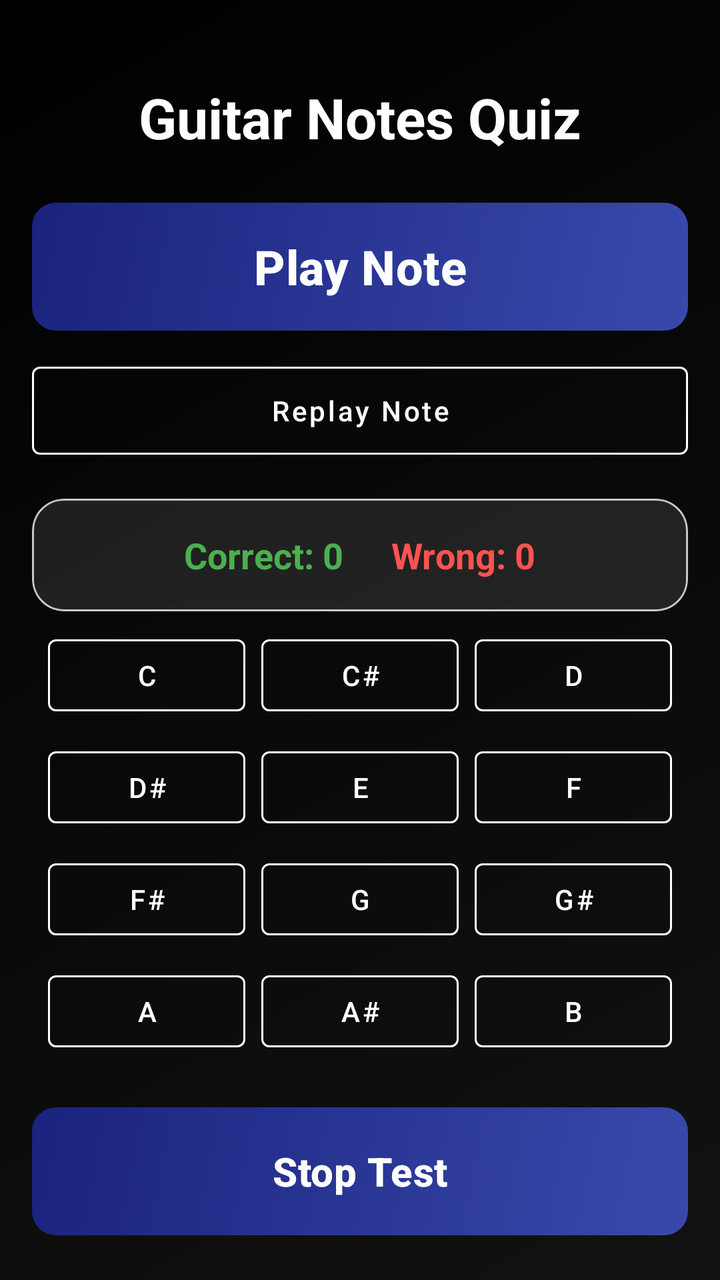
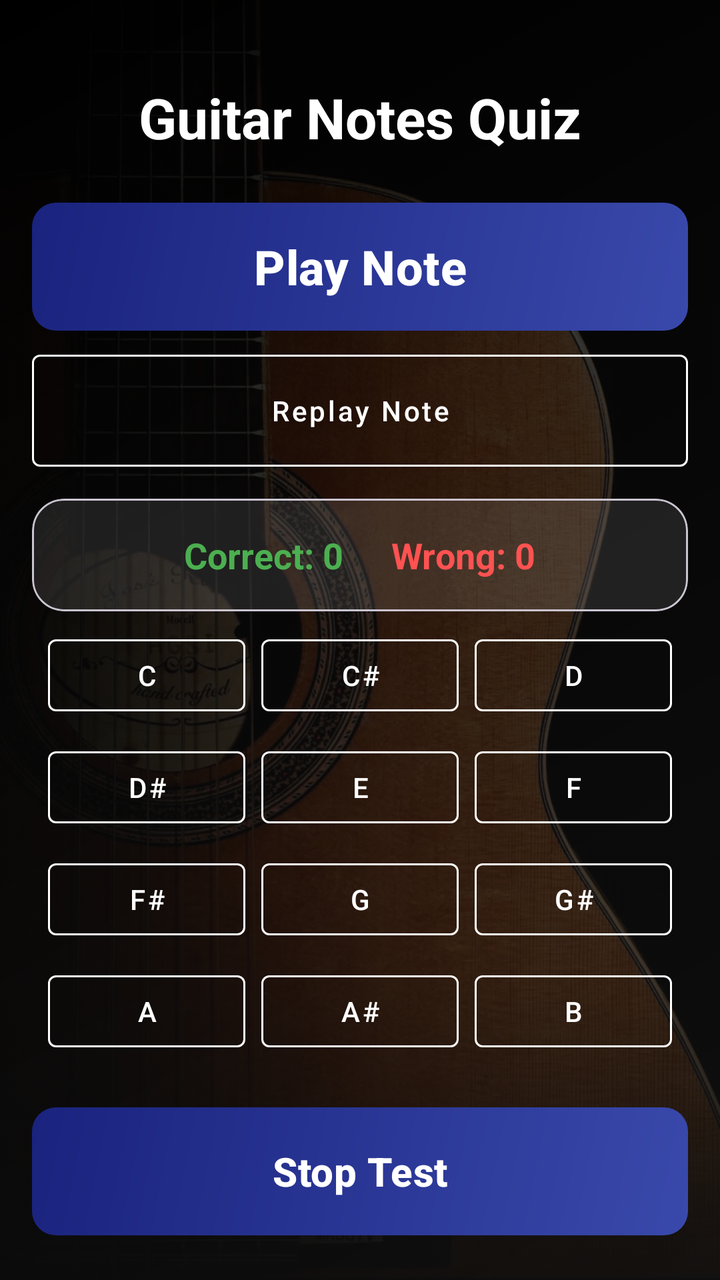

An Android layout rendered at two revisions. The XML below is the earlier revision; the diff shows what the commit changed to produce the second picture.
<!-- AndroidManifest.xml: application theme Theme.GeffenFinalProject -->
<!-- res/layout/activity_user_guitar_notes_quiz.xml -->
<?xml version="1.0" encoding="utf-8"?>
<androidx.constraintlayout.widget.ConstraintLayout xmlns:android="http://schemas.android.com/apk/res/android"
    xmlns:app="http://schemas.android.com/apk/res-auto"
    xmlns:tools="http://schemas.android.com/tools"
    android:id="@+id/main"
    android:layout_width="match_parent"
    android:layout_height="match_parent"
    android:background="@drawable/main_gradient"
    tools:context=".user_guitar_notes_quiz">

    <ScrollView
        android:layout_width="match_parent"
        android:layout_height="match_parent"
        android:fillViewport="true">

        <LinearLayout
            android:layout_width="match_parent"
            android:layout_height="wrap_content"
            android:orientation="vertical"
            android:padding="16dp">

            <TextView
                android:layout_width="match_parent"
                android:layout_height="wrap_content"
                android:layout_marginTop="24dp"
                android:layout_marginBottom="24dp"
                android:textColor="@color/white"
                android:textStyle="bold"
                android:text="Guitar Notes Quiz"
                android:gravity="center"
                android:textSize="28sp" />

            <com.google.android.material.button.MaterialButton
                android:id="@+id/btnPlay"
                android:layout_width="match_parent"
                android:layout_height="64dp"
                android:text="Play Note"
                android:textColor="@color/white"
                android:background="@drawable/button_primary"
                app:backgroundTint="@null"
                app:cornerRadius="12dp"
                android:textSize="24sp"
                android:textStyle="bold"
                android:textAllCaps="false"
                android:layout_marginBottom="12dp" />

            <com.google.android.material.button.MaterialButton
                android:id="@+id/replay"
                style="@style/Widget.MaterialComponents.Button.OutlinedButton"
                android:layout_width="match_parent"
                android:layout_height="56dp"
                android:layout_marginBottom="16dp"
                android:text="Replay Note"
                android:textAllCaps="false"
                android:textColor="@color/white"
                app:strokeColor="@color/white" />

            <com.google.android.material.card.MaterialCardView
                android:layout_width="match_parent"
                android:layout_height="wrap_content"
                app:cardBackgroundColor="#1AFFFFFF"
                app:cardCornerRadius="16dp"
                app:cardElevation="0dp">

                <LinearLayout
                    android:layout_width="match_parent"
                    android:layout_height="wrap_content"
                    android:gravity="center"
                    android:orientation="horizontal"
                    android:padding="16dp">

                    <TextView
                        android:id="@+id/scoreText"
                        android:layout_width="wrap_content"
                        android:layout_height="wrap_content"
                        android:layout_marginEnd="24dp"
                        android:text="Correct: 0"
                        android:textColor="#4CAF50"
                        android:textSize="18sp"
                        android:textStyle="bold" />

                    <TextView
                        android:id="@+id/wrongText"
                        android:layout_width="wrap_content"
                        android:layout_height="wrap_content"
                        android:text="Wrong: 0"
                        android:textColor="#FF5252"
                        android:textSize="18sp"
                        android:textStyle="bold" />
                </LinearLayout>
            </com.google.android.material.card.MaterialCardView>

            <GridLayout
                android:layout_width="match_parent"
                android:layout_height="wrap_content"
                android:columnCount="3"
                android:padding="4dp">

                <com.google.android.material.button.MaterialButton android:id="@+id/btnC" android:layout_width="0dp" android:layout_gravity="fill_horizontal" android:layout_columnWeight="1" android:text="C" style="@style/Widget.MaterialComponents.Button.OutlinedButton" android:textColor="@color/white" app:strokeColor="@color/white" android:layout_margin="4dp"/>
                <com.google.android.material.button.MaterialButton android:id="@+id/btnCSharp" android:layout_width="0dp" android:layout_gravity="fill_horizontal" android:layout_columnWeight="1" android:text="C#" style="@style/Widget.MaterialComponents.Button.OutlinedButton" android:textColor="@color/white" app:strokeColor="@color/white" android:layout_margin="4dp"/>
                <com.google.android.material.button.MaterialButton android:id="@+id/btnD" android:layout_width="0dp" android:layout_gravity="fill_horizontal" android:layout_columnWeight="1" android:text="D" style="@style/Widget.MaterialComponents.Button.OutlinedButton" android:textColor="@color/white" app:strokeColor="@color/white" android:layout_margin="4dp"/>
                <com.google.android.material.button.MaterialButton android:id="@+id/btnDSharp" android:layout_width="0dp" android:layout_gravity="fill_horizontal" android:layout_columnWeight="1" android:text="D#" style="@style/Widget.MaterialComponents.Button.OutlinedButton" android:textColor="@color/white" app:strokeColor="@color/white" android:layout_margin="4dp"/>
                <com.google.android.material.button.MaterialButton android:id="@+id/btnE" android:layout_width="0dp" android:layout_gravity="fill_horizontal" android:layout_columnWeight="1" android:text="E" style="@style/Widget.MaterialComponents.Button.OutlinedButton" android:textColor="@color/white" app:strokeColor="@color/white" android:layout_margin="4dp"/>
                <com.google.android.material.button.MaterialButton android:id="@+id/btnF" android:layout_width="0dp" android:layout_gravity="fill_horizontal" android:layout_columnWeight="1" android:text="F" style="@style/Widget.MaterialComponents.Button.OutlinedButton" android:textColor="@color/white" app:strokeColor="@color/white" android:layout_margin="4dp"/>
                <com.google.android.material.button.MaterialButton android:id="@+id/btnFSharp" android:layout_width="0dp" android:layout_gravity="fill_horizontal" android:layout_columnWeight="1" android:text="F#" style="@style/Widget.MaterialComponents.Button.OutlinedButton" android:textColor="@color/white" app:strokeColor="@color/white" android:layout_margin="4dp"/>
                <com.google.android.material.button.MaterialButton android:id="@+id/btnG" android:layout_width="0dp" android:layout_gravity="fill_horizontal" android:layout_columnWeight="1" android:text="G" style="@style/Widget.MaterialComponents.Button.OutlinedButton" android:textColor="@color/white" app:strokeColor="@color/white" android:layout_margin="4dp"/>
                <com.google.android.material.button.MaterialButton android:id="@+id/btnGSharp" android:layout_width="0dp" android:layout_gravity="fill_horizontal" android:layout_columnWeight="1" android:text="G#" style="@style/Widget.MaterialComponents.Button.OutlinedButton" android:textColor="@color/white" app:strokeColor="@color/white" android:layout_margin="4dp"/>
                <com.google.android.material.button.MaterialButton android:id="@+id/btnA" android:layout_width="0dp" android:layout_gravity="fill_horizontal" android:layout_columnWeight="1" android:text="A" style="@style/Widget.MaterialComponents.Button.OutlinedButton" android:textColor="@color/white" app:strokeColor="@color/white" android:layout_margin="4dp"/>
                <com.google.android.material.button.MaterialButton android:id="@+id/btnASharp" android:layout_width="0dp" android:layout_gravity="fill_horizontal" android:layout_columnWeight="1" android:text="A#" style="@style/Widget.MaterialComponents.Button.OutlinedButton" android:textColor="@color/white" app:strokeColor="@color/white" android:layout_margin="4dp"/>
                <com.google.android.material.button.MaterialButton android:id="@+id/btnB" android:layout_width="0dp" android:layout_gravity="fill_horizontal" android:layout_columnWeight="1" android:text="B" style="@style/Widget.MaterialComponents.Button.OutlinedButton" android:textColor="@color/white" app:strokeColor="@color/white" android:layout_margin="4dp"/>

            </GridLayout>

            <com.google.android.material.button.MaterialButton
                android:id="@+id/btnStop"
                android:layout_width="match_parent"
                android:layout_height="64dp"
                android:text="Stop Test"
                android:textColor="@color/white"
                android:background="@drawable/button_primary"
                app:backgroundTint="@null"
                app:cornerRadius="12dp"
                android:textSize="20sp"
                android:textStyle="bold"
                android:textAllCaps="false"
                android:layout_marginTop="16dp" />

        </LinearLayout>
    </ScrollView>

</androidx.constraintlayout.widget.ConstraintLayout>
<!-- resources referenced by this layout -->
<resources>
  <color name="white">#FFFFFFFF</color>
  <!-- drawable button_primary (drawable) -->
  <?xml version="1.0" encoding="utf-8"?>
  <ripple xmlns:android="http://schemas.android.com/apk/res/android"
      android:color="#40FFFFFF">
      <item android:drawable="@drawable/button_gradient" />
  </ripple>
  <!-- drawable main_gradient (drawable) -->
  <?xml version="1.0" encoding="utf-8"?>
  <shape xmlns:android="http://schemas.android.com/apk/res/android"
      android:shape="rectangle">
      <gradient
          android:angle="135"
          android:endColor="@color/bg_end"
          android:startColor="@color/bg_start"
          android:type="linear" />
  </shape>
  <style name="Theme.GeffenFinalProject" parent="Base.Theme.GeffenFinalProject" />
  <!-- drawable button_gradient (drawable) -->
  <?xml version="1.0" encoding="utf-8"?>
  <shape xmlns:android="http://schemas.android.com/apk/res/android"
      android:shape="rectangle">
      <gradient
          android:angle="135"
          android:endColor="@color/button_bg_end"
          android:startColor="@color/button_bg_start"
          android:type="linear" />
      <corners android:radius="12dp" />
  </shape>
  <color name="bg_end">#000000</color>
  <color name="bg_start">#121212</color>
  <style name="Base.Theme.GeffenFinalProject" parent="Theme.Material3.DayNight.NoActionBar">
          
          
      </style>
  <color name="button_bg_end">#1A237E</color>
  <color name="button_bg_start">#3949AB</color>
</resources>

<!-- the commit's change to res/layout/activity_user_guitar_notes_quiz.xml (unified diff, before → after) -->
@@ -7,6 +7,13 @@
     android:layout_height="match_parent"
     android:background="@drawable/main_gradient"
     tools:context=".user_guitar_notes_quiz">
+
+    <ImageView
+        android:layout_width="match_parent"
+        android:layout_height="match_parent"
+        android:src="@drawable/guitarimage"
+        android:scaleType="centerCrop"
+        android:alpha="0.2" />
 
     <ScrollView
         android:layout_width="match_parent"
@@ -33,10 +40,13 @@
             <com.google.android.material.button.MaterialButton
                 android:id="@+id/btnPlay"
                 android:layout_width="match_parent"
-                android:layout_height="64dp"
+                android:layout_height="wrap_content"
+                android:minHeight="64dp"
                 android:text="Play Note"
                 android:textColor="@color/white"
                 android:background="@drawable/button_primary"
+                android:insetTop="0dp"
+                android:insetBottom="0dp"
                 app:backgroundTint="@null"
                 app:cornerRadius="12dp"
                 android:textSize="24sp"
@@ -48,11 +58,14 @@
                 android:id="@+id/replay"
                 style="@style/Widget.MaterialComponents.Button.OutlinedButton"
                 android:layout_width="match_parent"
-                android:layout_height="56dp"
+                android:layout_height="wrap_content"
+                android:minHeight="56dp"
                 android:layout_marginBottom="16dp"
                 android:text="Replay Note"
                 android:textAllCaps="false"
                 android:textColor="@color/white"
+                android:insetTop="0dp"
+                android:insetBottom="0dp"
                 app:strokeColor="@color/white" />
 
             <com.google.android.material.card.MaterialCardView
<!-- resource entries referenced after the edit -->
@@ -7,6 +7,7 @@
       android:color="#40FFFFFF">
       <item android:drawable="@drawable/button_gradient" />
   </ripple>
+  <!-- drawable guitarimage: jpg bitmap (drawable, 106583 bytes) -->
   <!-- drawable main_gradient (drawable) -->
   <?xml version="1.0" encoding="utf-8"?>
   <shape xmlns:android="http://schemas.android.com/apk/res/android"
